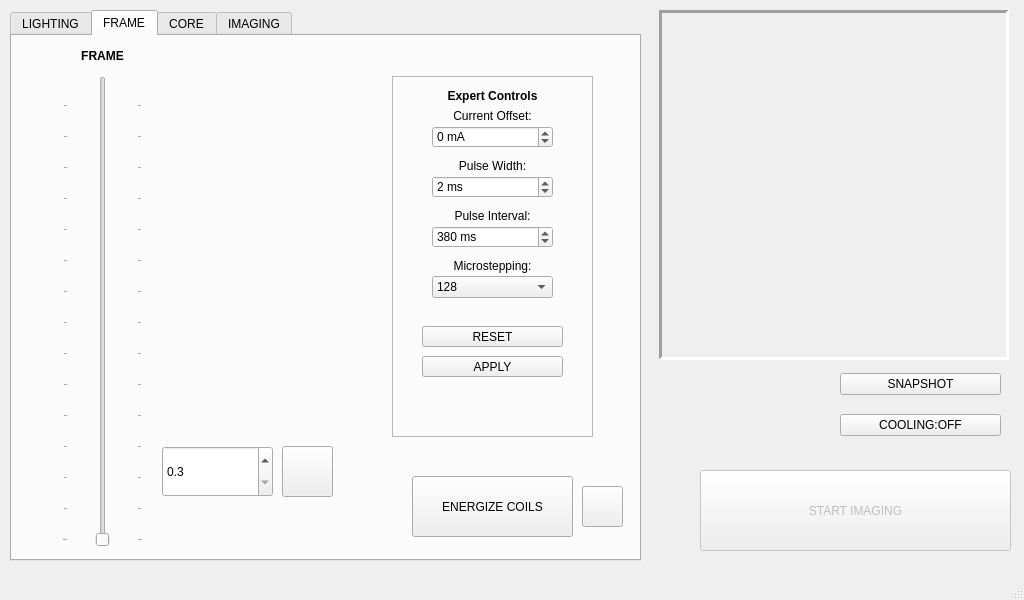
CoSE-Jerry/3D-Clinostat, file _ui/Clinostat.ui: the form before one commit.
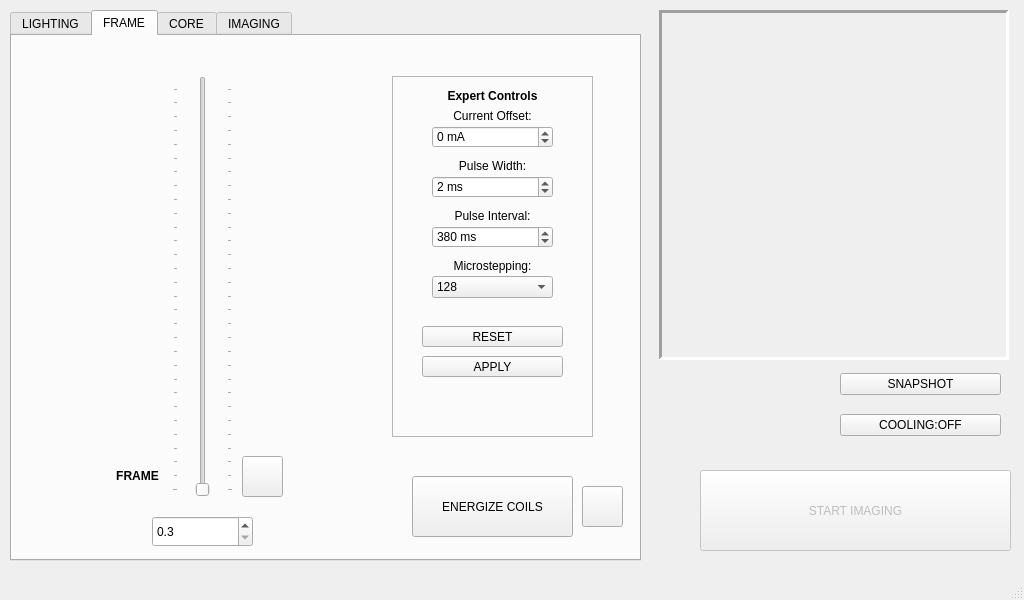
The form after the commit. Icons and pictures are not drawn.

```diff
--- a/_ui/Clinostat.ui
+++ b/_ui/Clinostat.ui
@@ -433,10 +433,10 @@
      <widget class="QSlider" name="frame_verticalSlider">
       <property name="geometry">
        <rect>
-        <x>50</x>
+        <x>160</x>
         <y>40</y>
-        <width>81</width>
-        <height>471</height>
+        <width>61</width>
+        <height>421</height>
        </rect>
       </property>
       <property name="minimum">
@@ -455,16 +455,16 @@
        <enum>QSlider::TicksBothSides</enum>
       </property>
       <property name="tickInterval">
-       <number>10</number>
+       <number>5</number>
       </property>
      </widget>
      <widget class="QPushButton" name="frameReverse_pushButton">
       <property name="geometry">
        <rect>
-        <x>270</x>
-        <y>410</y>
-        <width>51</width>
-        <height>51</height>
+        <x>230</x>
+        <y>420</y>
+        <width>41</width>
+        <height>41</height>
        </rect>
       </property>
       <property name="text">
@@ -716,9 +716,9 @@
      <widget class="QLabel" name="frame_label">
       <property name="geometry">
        <rect>
-        <x>45</x>
-        <y>10</y>
-        <width>91</width>
+        <x>90</x>
+        <y>430</y>
+        <width>71</width>
         <height>21</height>
        </rect>
       </property>
@@ -729,10 +729,10 @@
      <widget class="QDoubleSpinBox" name="frame_spinBox">
       <property name="geometry">
        <rect>
-        <x>150</x>
-        <y>410</y>
-        <width>111</width>
-        <height>51</height>
+        <x>140</x>
+        <y>480</y>
+        <width>101</width>
+        <height>31</height>
        </rect>
       </property>
       <property name="decimals">
```
